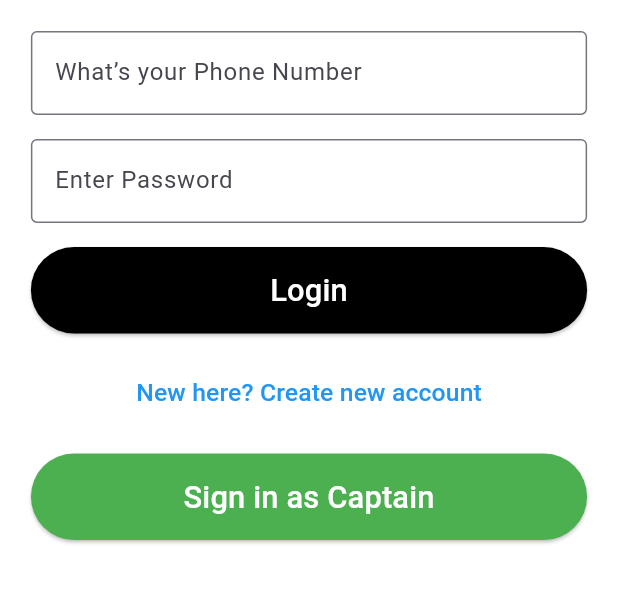
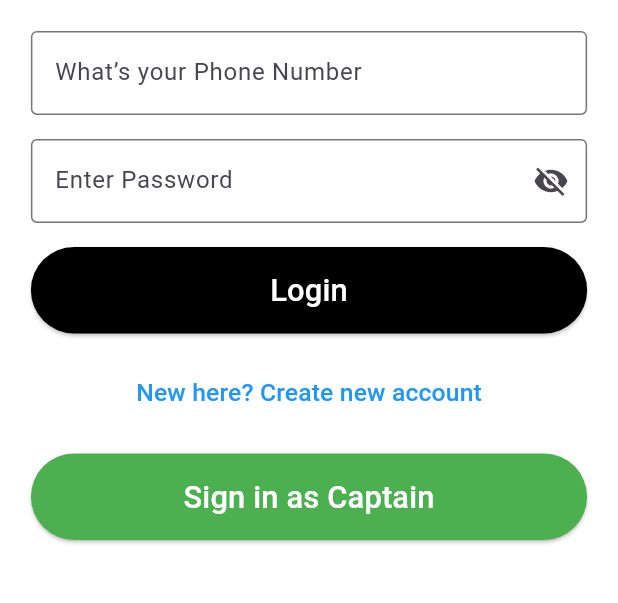
Before and after one commit to SupragyaBasnet/uber_project, a Flutter app: the LoginScreenView screen opened directly, after a tap on "Login", on a phone screen of 412 x 824 dp, the part 84-687 px from its top. Run offline on Flutter 3.47's test engine with Material 3 defaults, Android fonts, the phone set to English and light mode, and no system bars.

Commit message:
user_login

```diff
--- a/lib/view/user/login_screen_view.dart
+++ b/lib/view/user/login_screen_view.dart
@@ -13,6 +13,9 @@ class LoginScreenView extends StatefulWidget {
 class _LoginScreenViewState extends State<LoginScreenView> {
   final TextEditingController _phoneController = TextEditingController();
   final TextEditingController _passwordController = TextEditingController();
+
+  // To toggle password visibility
+  bool _isPasswordHidden = true;
 
   @override
   Widget build(BuildContext context) {
@@ -40,7 +43,7 @@ class _LoginScreenViewState extends State<LoginScreenView> {
               // Phone number input field
               TextField(
                 controller: _phoneController,
-                decoration: InputDecoration(
+                decoration: const InputDecoration(
                   labelText: 'What’s your Phone Number',
                   border: OutlineInputBorder(),
                 ),
@@ -48,14 +51,24 @@ class _LoginScreenViewState extends State<LoginScreenView> {
               ),
               const SizedBox(height: 16),
 
-              // Password input field
+              // Password input field with hide/unhide functionality
               TextField(
                 controller: _passwordController,
                 decoration: InputDecoration(
                   labelText: 'Enter Password',
-                  border: OutlineInputBorder(),
+                  border: const OutlineInputBorder(),
+                  suffixIcon: IconButton(
+                    icon: Icon(
+                      _isPasswordHidden ? Icons.visibility_off : Icons.visibility,
+                    ),
+                    onPressed: () {
+                      setState(() {
+                        _isPasswordHidden = !_isPasswordHidden;
+                      });
+                    },
+                  ),
                 ),
-                obscureText: true,
+                obscureText: _isPasswordHidden,
               ),
               const SizedBox(height: 16),
 
@@ -66,17 +79,20 @@ class _LoginScreenViewState extends State<LoginScreenView> {
                   if (_phoneController.text.isEmpty || _passwordController.text.isEmpty) {
                     // Show error message if phone number or password is empty
                     ScaffoldMessenger.of(context).showSnackBar(
-                      const SnackBar(content: Text('Please fill in all fields'),
-                      duration: const Duration(seconds: 2),
-                      backgroundColor: Colors.red,
+                      const SnackBar(
+                        content: Text('Please fill in all fields'),
+                        duration: Duration(seconds: 2),
+                        backgroundColor: Colors.red,
                       ),
                     );
                   } else {
                     // Show success message if both fields are filled
                     ScaffoldMessenger.of(context).showSnackBar(
-                      const SnackBar(content: Text('Login Successful'),
-                      duration: const Duration(seconds: 2),
-                      backgroundColor: Colors.green,),
+                      const SnackBar(
+                        content: Text('Login Successful'),
+                        duration: Duration(seconds: 2),
+                        backgroundColor: Colors.green,
+                      ),
                     );
 
                     // After showing the message, navigate to DashboardPage
```
